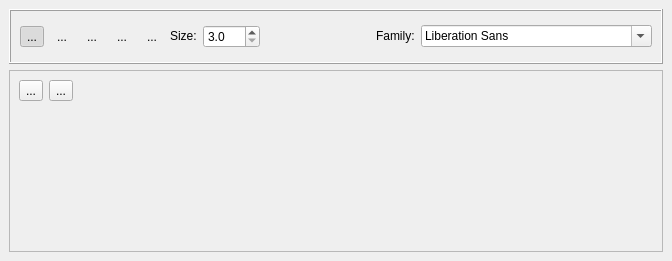
Above: mscore/mscore/textpalette.ui from musescore/musescore-old before the change. Below: the same form after it.
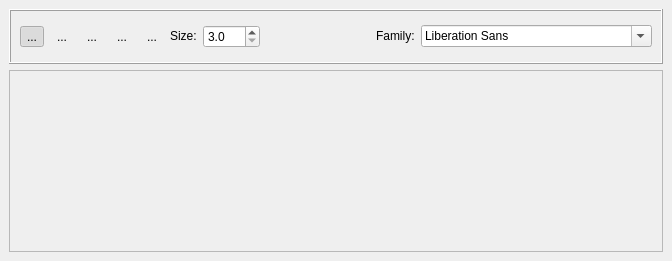
That is the form after the change. Icons and pictures are not drawn.

Patch:
```diff
--- a/mscore/mscore/textpalette.ui
+++ b/mscore/mscore/textpalette.ui
@@ -12,15 +12,15 @@
   <property name="windowTitle" >
    <string>MuseScore: Special Text Symbols</string>
   </property>
-  <layout class="QVBoxLayout" >
-   <property name="margin" >
-    <number>9</number>
-   </property>
-   <property name="spacing" >
-    <number>6</number>
-   </property>
-   <item>
     <widget class="QFrame" name="frame" >
+   <property name="geometry" >
+    <rect>
+     <x>9</x>
+     <y>9</y>
+     <width>654</width>
+     <height>55</height>
+    </rect>
+   </property>
      <property name="sizePolicy" >
       <sizepolicy>
        <hsizetype>5</hsizetype>
@@ -240,66 +240,22 @@
       </item>
      </layout>
     </widget>
-   </item>
-   <item>
     <widget class="QFrame" name="symbolBox" >
+   <property name="geometry" >
+    <rect>
+     <x>9</x>
+     <y>70</y>
+     <width>654</width>
+     <height>182</height>
+    </rect>
+   </property>
      <property name="frameShape" >
       <enum>QFrame::StyledPanel</enum>
      </property>
      <property name="frameShadow" >
       <enum>QFrame::Raised</enum>
      </property>
-     <layout class="QGridLayout" >
-      <property name="margin" >
-       <number>9</number>
-      </property>
-      <property name="spacing" >
-       <number>6</number>
-      </property>
-      <item row="1" column="0" >
-       <spacer>
-        <property name="orientation" >
-         <enum>Qt::Vertical</enum>
-        </property>
-        <property name="sizeHint" >
-         <size>
-          <width>20</width>
-          <height>40</height>
-         </size>
-        </property>
-       </spacer>
-      </item>
-      <item row="0" column="2" >
-       <spacer>
-        <property name="orientation" >
-         <enum>Qt::Horizontal</enum>
-        </property>
-        <property name="sizeHint" >
-         <size>
-          <width>40</width>
-          <height>20</height>
-         </size>
-        </property>
-       </spacer>
-      </item>
-      <item row="0" column="1" >
-       <widget class="QToolButton" name="symFlat" >
-        <property name="text" >
-         <string>...</string>
-        </property>
-       </widget>
-      </item>
-      <item row="0" column="0" >
-       <widget class="QToolButton" name="symSharp" >
-        <property name="text" >
-         <string>...</string>
-        </property>
-       </widget>
-      </item>
-     </layout>
-    </widget>
-   </item>
-  </layout>
+  </widget>
  </widget>
  <resources>
   <include location="mscore.qrc" />
```
Lines whose indentation alone changed are shown as unchanged.
